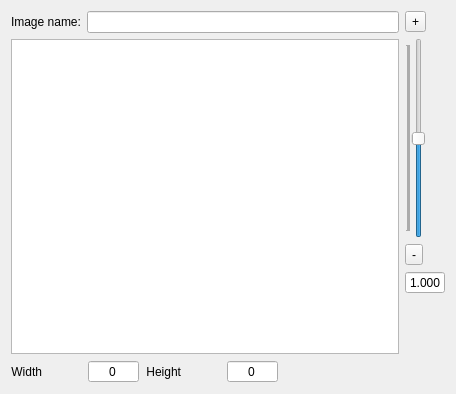
Qt form widgets/imagewidget.ui (gurmaaan/CancerAnalysis) before a commit.
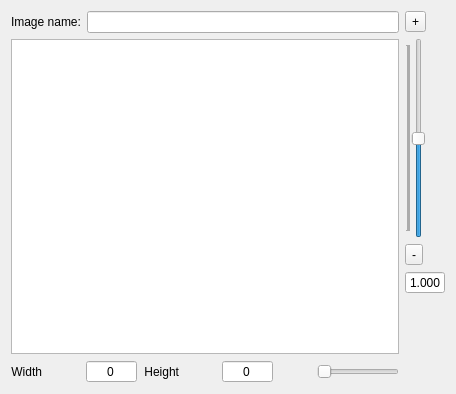
The same form after that commit. Icons and pictures are not drawn.

Diff of the .ui file:
```diff
--- a/widgets/imagewidget.ui
+++ b/widgets/imagewidget.ui
@@ -184,6 +184,13 @@
          </property>
         </spacer>
        </item>
+       <item>
+        <widget class="QSlider" name="scndLayerOpacityHSlider">
+         <property name="orientation">
+          <enum>Qt::Horizontal</enum>
+         </property>
+        </widget>
+       </item>
       </layout>
      </item>
     </layout>
```
